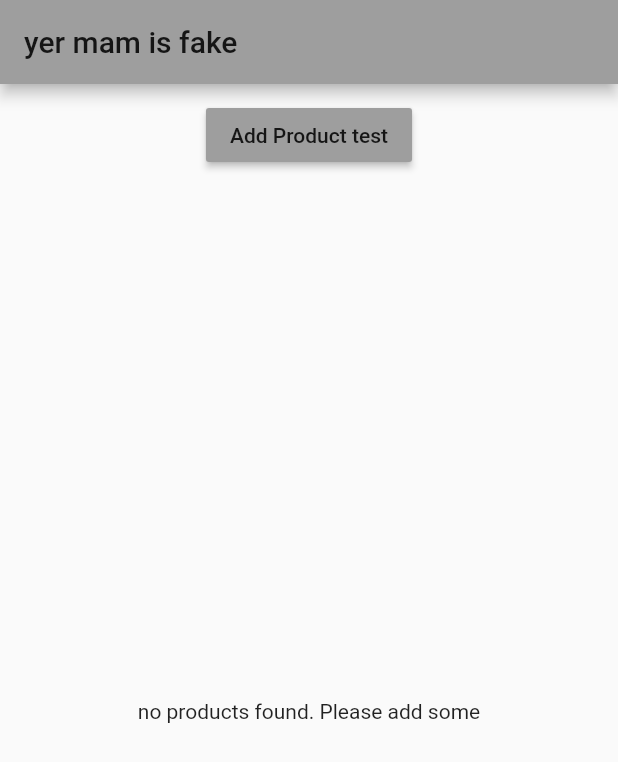
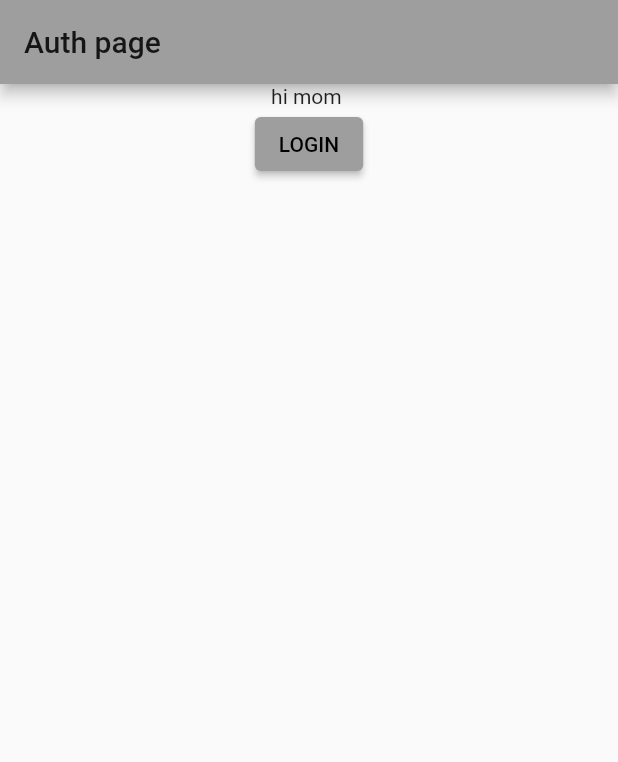
Before and after one commit to guppykang/ShoppingAppFlutter, a Flutter app: the screen it shows after launch, on a phone screen of 412 x 824 dp. Shown: the top 762 px of the screen. Run offline on Flutter 3.47's test engine with Material 2 defaults, Android fonts, the phone set to English and light mode, and no system bars; drawn by our look-alikes of flutter_platform_widgets.

Commit message:
added auth page. Gave up on Platform specific widgets

```diff
--- a/lib/main.dart
+++ b/lib/main.dart
@@ -1,6 +1,6 @@
 import 'package:flutter/material.dart';
 
-import './pages/home.dart';
+import './pages/auth.dart';
 
 void main() => runApp(MyApp());
 
@@ -12,7 +12,7 @@ class MyApp extends StatelessWidget {
         primarySwatch: Colors.grey,
         accentColor: Colors.red,
       ),
-      home: HomePage(),
+      home: AuthPage(),
     );
   }
 }
--- /dev/null
+++ b/lib/pages/auth.dart
@@ -0,0 +1,32 @@
+import 'package:flutter_platform_widgets/flutter_platform_widgets.dart';
+import 'package:flutter/material.dart';
+
+import './home.dart';
+
+class AuthPage extends StatelessWidget {
+  @override
+  Widget build(BuildContext context) {
+    return Scaffold(
+      appBar: AppBar(
+        title: Text('Auth page'),
+      ),
+      body: Container(
+        alignment: Alignment.center,
+        child: Column(
+          children: <Widget>[
+            // PlatformTextField(),
+            Text('hi mom '),
+            PlatformButton(child: PlatformText('Login'), onPressed: () => processLogin(context),)
+          ],
+        ),
+      ),
+    );
+
+  }
+
+
+  void  processLogin(BuildContext context) {
+    print('hi mom we are logging in  ');
+    Navigator.pushReplacement(context, platformPageRoute(builder: (BuildContext context) => HomePage()));
+  }
+}
--- a/pubspec.yaml
+++ b/pubspec.yaml
@@ -19,6 +19,9 @@ environment:
 dependencies:
   flutter:
     sdk: flutter
+
+  flutter_platform_widgets: ^0.12.0
+
 
   # The following adds the Cupertino Icons font to your application.
   # Use with the CupertinoIcons class for iOS style icons.
```
Also changed, not shown: pubspec.lock.
